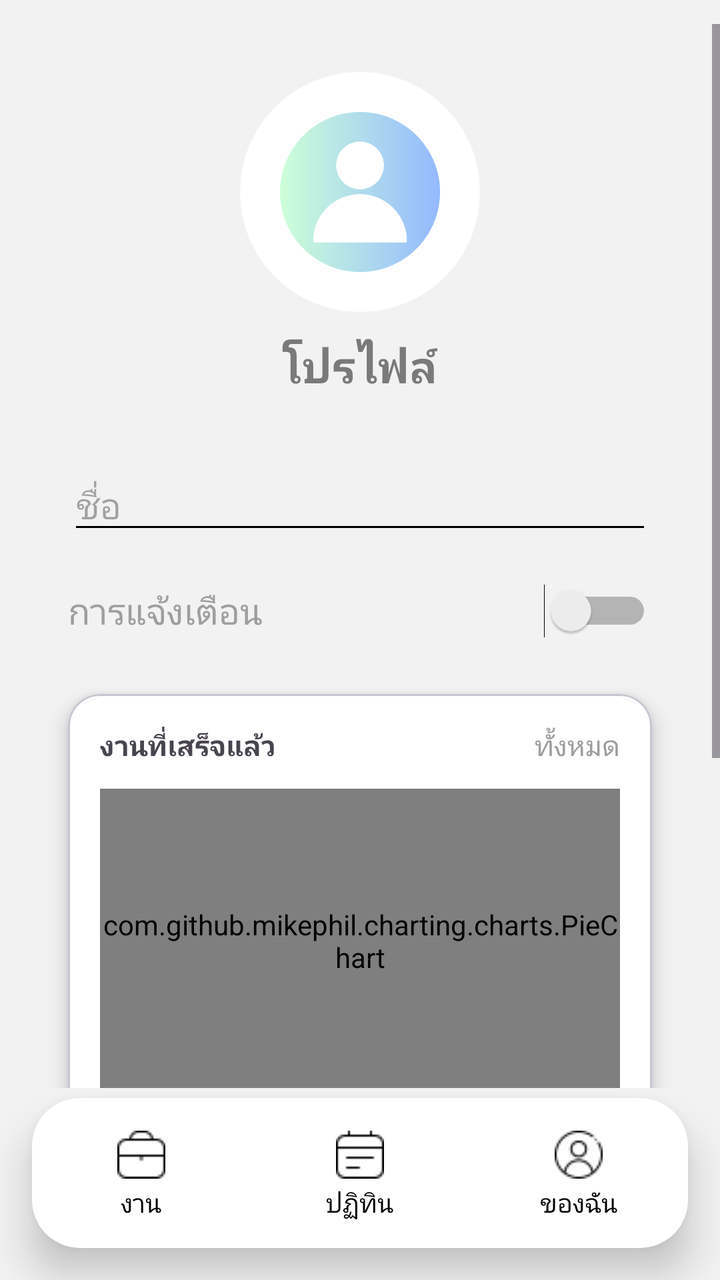
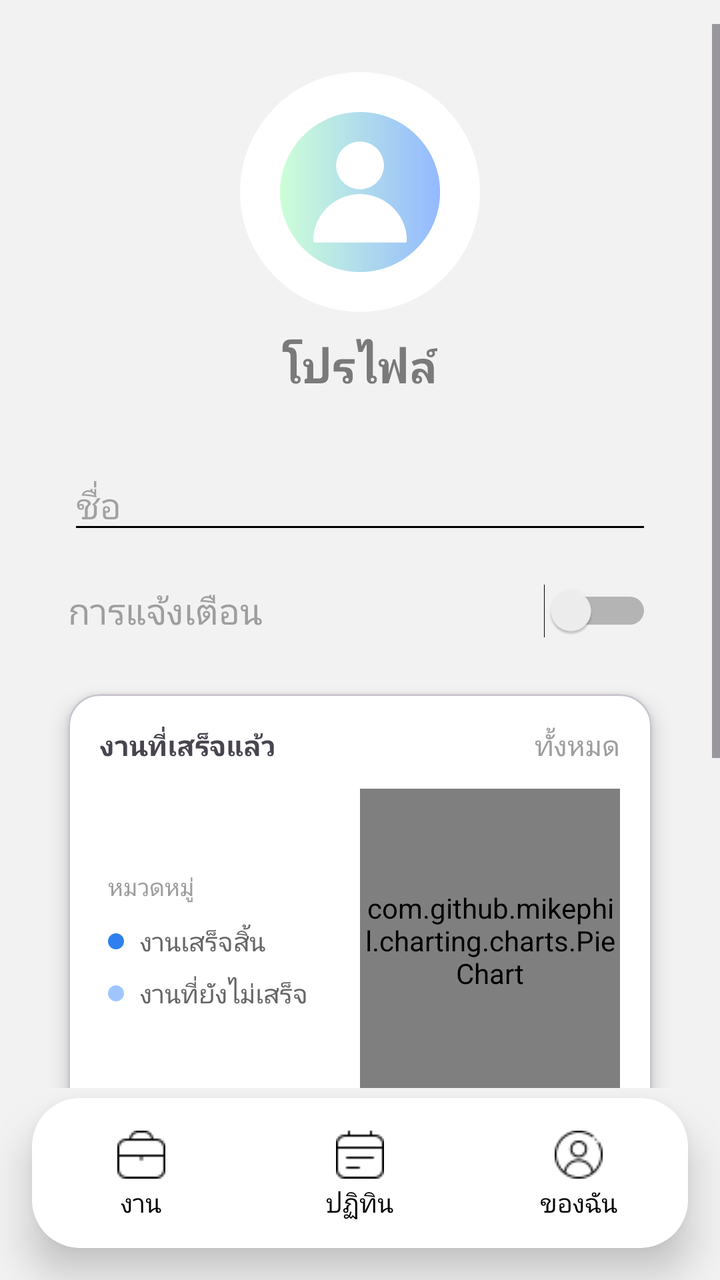

Compare the two renders of this Android layout. The source of the first and the diff that turns it into the second are given below.
<!-- AndroidManifest.xml: application theme Theme.Project -->
<!-- res/layout/activity_profile.xml -->
<?xml version="1.0" encoding="utf-8"?>
<androidx.constraintlayout.widget.ConstraintLayout
    xmlns:android="http://schemas.android.com/apk/res/android"
    xmlns:app="http://schemas.android.com/apk/res-auto"
    android:id="@+id/main"
    android:layout_width="match_parent"
    android:layout_height="match_parent"
    android:background="#F2F2F2">

    
    <ScrollView
        android:layout_width="0dp"
        android:layout_height="0dp"
        android:layout_marginTop="12dp"
        android:layout_marginBottom="96dp"
        app:layout_constraintBottom_toBottomOf="parent"
        app:layout_constraintEnd_toEndOf="parent"
        app:layout_constraintStart_toStartOf="parent"
        app:layout_constraintTop_toTopOf="parent">

        <LinearLayout
            android:layout_width="match_parent"
            android:layout_height="wrap_content"
            android:orientation="vertical"
            android:padding="24dp">

            
            <ImageView
                android:id="@+id/imgProfile"
                android:layout_width="120dp"
                android:layout_height="120dp"
                android:layout_gravity="center"
                android:background="@drawable/bg_circle"
                android:padding="20dp"
                android:src="@drawable/profile" />

            
            <TextView
                android:layout_width="wrap_content"
                android:layout_height="wrap_content"
                android:layout_gravity="center"
                android:layout_marginTop="12dp"
                android:text="โปรไฟล์"
                android:textColor="#7A7A7A"
                android:textSize="22sp"
                android:textStyle="bold" />

            
            <EditText
                android:id="@+id/etName"
                android:layout_width="match_parent"
                android:layout_height="wrap_content"
                android:layout_marginTop="32dp"
                android:backgroundTint="#000000"
                android:hint="ชื่อ"
                android:layout_marginStart="10dp"
                android:layout_marginEnd="10dp"/>

            
            <LinearLayout
                android:layout_width="match_parent"
                android:layout_height="wrap_content"
                android:layout_marginTop="20dp"
                android:gravity="center_vertical"
                android:orientation="horizontal"
                android:layout_marginStart="10dp"
                android:layout_marginEnd="10dp">

                <TextView
                    android:layout_width="0dp"
                    android:layout_height="wrap_content"
                    android:layout_weight="1"
                    android:text="การแจ้งเตือน"
                    android:textColor="#9E9E9E"
                    android:textSize="18sp" />

                <Switch
                    android:layout_width="wrap_content"
                    android:layout_height="wrap_content" />
            </LinearLayout>

            
            <com.google.android.material.card.MaterialCardView
                android:layout_width="match_parent"
                android:layout_height="wrap_content"
                android:layout_marginTop="28dp"
                app:cardCornerRadius="16dp"
                app:cardElevation="6dp"
                android:layout_marginStart="10dp"
                android:layout_marginEnd="10dp"
                app:cardBackgroundColor="@android:color/white">

                <LinearLayout
                    android:layout_width="match_parent"
                    android:layout_height="wrap_content"
                    android:orientation="vertical"
                    android:padding="16dp">

                    <LinearLayout
                        android:layout_width="match_parent"
                        android:layout_height="wrap_content"
                        android:orientation="horizontal">

                        <TextView
                            android:layout_width="0dp"
                            android:layout_height="wrap_content"
                            android:layout_weight="1"
                            android:text="งานที่เสร็จแล้ว"
                            android:textStyle="bold" />

                        <TextView
                            android:text="ทั้งหมด"
                            android:textColor="#9E9E9E"
                            android:layout_width="wrap_content"
                            android:layout_height="wrap_content"/>
                    </LinearLayout>

                    
                    <com.github.mikephil.charting.charts.PieChart
                        android:id="@+id/pieChart"
                        android:layout_width="match_parent"
                        android:layout_height="152dp"
                        android:layout_marginTop="12dp" />
                </LinearLayout>
            </com.google.android.material.card.MaterialCardView>

            
            <LinearLayout
                android:layout_width="match_parent"
                android:layout_height="wrap_content"
                android:layout_marginTop="16dp"
                android:orientation="horizontal"
                android:weightSum="2">

                <com.google.android.material.card.MaterialCardView
                    android:layout_width="0dp"
                    android:layout_height="110dp"
                    android:layout_weight="1"
                    app:cardCornerRadius="16dp"
                    app:cardElevation="6dp"
                    app:cardBackgroundColor="@android:color/white"
                    android:layout_marginStart="10dp"
                    android:layout_marginEnd="10dp"
                    android:layout_marginBottom="10dp">

                    <LinearLayout
                        android:layout_width="match_parent"
                        android:layout_height="match_parent"
                        android:gravity="center"
                        android:orientation="vertical">

                        <TextView
                            android:id="@+id/tvCompletedCount"
                            android:text="1"
                            android:textSize="28sp"
                            android:textStyle="bold"
                            android:layout_width="wrap_content"
                            android:layout_height="wrap_content"/>

                        <TextView
                            android:text="งานที่เสร็จสมบูรณ์"
                            android:textColor="#9E9E9E"
                            android:layout_width="wrap_content"
                            android:layout_height="wrap_content"/>
                    </LinearLayout>
                </com.google.android.material.card.MaterialCardView>

                <com.google.android.material.card.MaterialCardView
                    android:layout_width="0dp"
                    android:layout_height="110dp"
                    android:layout_weight="1"
                    app:cardCornerRadius="16dp"
                    app:cardElevation="6dp"
                    app:cardBackgroundColor="@android:color/white"
                    android:layout_marginStart="10dp"
                    android:layout_marginEnd="10dp"
                    android:layout_marginBottom="16dp">

                    <LinearLayout
                        android:layout_width="match_parent"
                        android:layout_height="match_parent"
                        android:gravity="center"
                        android:orientation="vertical">

                        <TextView
                            android:id="@+id/tvPendingCount"
                            android:text="0"
                            android:textSize="28sp"
                            android:textStyle="bold"
                            android:layout_width="wrap_content"
                            android:layout_height="wrap_content"/>

                        <TextView
                            android:text="งานที่ยังไม่เสร็จ"
                            android:textColor="#9E9E9E"
                            android:layout_width="wrap_content"
                            android:layout_height="wrap_content"/>
                    </LinearLayout>
                </com.google.android.material.card.MaterialCardView>
            </LinearLayout>

            
            <com.google.android.material.button.MaterialButton
                android:id="@+id/btnLogout"
                android:layout_width="match_parent"
                android:layout_height="50dp"
                android:layout_marginTop="5dp"
                android:backgroundTint="#E0E0E0"
                android:text="ออกจากระบบ"
                android:textColor="#333333"
                app:cornerRadius="12dp"
                android:elevation="8dp"
                android:layout_marginStart="10dp"
                android:layout_marginEnd="10dp"/>

        </LinearLayout>
    </ScrollView>

    
    <include
        android:id="@+id/bottomBar"
        layout="@layout/view_bottom_bar"
        android:layout_width="0dp"
        android:layout_height="wrap_content"
        app:layout_constraintBottom_toBottomOf="parent"
        app:layout_constraintStart_toStartOf="parent"
        app:layout_constraintEnd_toEndOf="parent"/>

</androidx.constraintlayout.widget.ConstraintLayout>
<!-- res/layout/view_bottom_bar.xml (included above) -->
<?xml version="1.0" encoding="utf-8"?>
<merge xmlns:android="http://schemas.android.com/apk/res/android"
    xmlns:app="http://schemas.android.com/apk/res-auto">

    <androidx.constraintlayout.widget.ConstraintLayout
        android:layout_width="match_parent"
        android:layout_height="match_parent">

        <LinearLayout
            android:layout_width="0dp"
            android:layout_height="75dp"
            android:layout_marginStart="16dp"
            android:layout_marginEnd="16dp"
            android:layout_marginBottom="16dp"
            android:orientation="vertical"
            android:background="@drawable/bg_bottom_menu"
            android:elevation="12dp"

            app:layout_constraintStart_toStartOf="parent"
            app:layout_constraintEnd_toEndOf="parent"
            app:layout_constraintBottom_toBottomOf="parent">

            
            <LinearLayout
                android:layout_width="match_parent"
                android:layout_height="match_parent"
                android:gravity="center"
                android:orientation="horizontal">

                
                <LinearLayout
                    android:id="@+id/menu_tasks"
                    android:layout_width="0dp"
                    android:layout_height="match_parent"
                    android:layout_weight="1"
                    android:background="?attr/selectableItemBackground"
                    android:clickable="true"
                    android:focusable="true"
                    android:gravity="center"
                    android:orientation="vertical">

                    <ImageView
                        android:layout_width="wrap_content"
                        android:layout_height="30dp"
                        android:src="@drawable/ic_agenda" />

                    <TextView
                        android:layout_width="wrap_content"
                        android:layout_height="wrap_content"
                        android:text="งาน"
                        android:textSize="13sp"
                        android:textColor="#000000"/>
                </LinearLayout>

                
                <LinearLayout
                    android:id="@+id/menu_calendar"
                    android:layout_width="0dp"
                    android:layout_height="match_parent"
                    android:layout_weight="1"
                    android:background="?attr/selectableItemBackground"
                    android:clickable="true"
                    android:focusable="true"
                    android:gravity="center"
                    android:orientation="vertical">

                    <ImageView
                        android:layout_width="wrap_content"
                        android:layout_height="30dp"
                        android:src="@drawable/ic_menu_my_calendar" />

                    <TextView
                        android:layout_width="wrap_content"
                        android:layout_height="wrap_content"
                        android:text="ปฏิทิน"
                        android:textSize="13sp"
                        android:textColor="#000000"/>
                </LinearLayout>

                
                <LinearLayout
                    android:id="@+id/menu_profile"
                    android:layout_width="0dp"
                    android:layout_height="match_parent"
                    android:layout_weight="1"
                    android:background="?attr/selectableItemBackground"
                    android:clickable="true"
                    android:focusable="true"
                    android:gravity="center"
                    android:orientation="vertical">

                    <ImageView
                        android:layout_width="wrap_content"
                        android:layout_height="30dp"
                        android:src="@drawable/ic_profile" />

                    <TextView
                        android:layout_width="wrap_content"
                        android:layout_height="wrap_content"
                        android:text="ของฉัน"
                        android:textColor="#000000"
                        android:textSize="13sp" />
                </LinearLayout>

            </LinearLayout>

        </LinearLayout>

    </androidx.constraintlayout.widget.ConstraintLayout>

</merge>
<!-- resources referenced by this layout -->
<resources>
  <!-- drawable bg_bottom_menu (drawable) -->
  <?xml version="1.0" encoding="utf-8"?>
  <shape xmlns:android="http://schemas.android.com/apk/res/android">
  
      <solid android:color="#FFFFFF"/>
  
      
      <corners android:radius="24dp"/>
  
  </shape>
  <!-- drawable bg_circle (drawable) -->
  <?xml version="1.0" encoding="utf-8"?>
  <shape xmlns:android="http://schemas.android.com/apk/res/android">
  
      <solid android:color="#FFFFFF"/>
  
      
      <corners android:radius="900dp"/>
  
  </shape>
  <!-- drawable ic_agenda: png bitmap (drawable, 386 bytes) -->
  <!-- drawable ic_menu_my_calendar: png bitmap (drawable, 342 bytes) -->
  <!-- drawable ic_profile: png bitmap (drawable, 679 bytes) -->
  <!-- drawable profile: png bitmap (drawable, 22882 bytes) -->
  <style name="Theme.Project" parent="Base.Theme.Project" />
  <style name="Base.Theme.Project" parent="Theme.Material3.DayNight.NoActionBar">
          
          
      </style>
</resources>

<!-- the commit's change to res/layout/activity_profile.xml (unified diff, before → after) -->
@@ -115,12 +115,79 @@
                             android:layout_height="wrap_content"/>
                     </LinearLayout>
 
-                    
-                    <com.github.mikephil.charting.charts.PieChart
-                        android:id="@+id/pieChart"
+                    <LinearLayout
                         android:layout_width="match_parent"
-                        android:layout_height="152dp"
-                        android:layout_marginTop="12dp" />
+                        android:layout_height="wrap_content"
+                        android:layout_marginTop="12dp"
+                        android:gravity="center_vertical"
+                        android:orientation="horizontal">
+
+                        <LinearLayout
+                            android:layout_width="0dp"
+                            android:layout_height="wrap_content"
+                            android:layout_weight="1"
+                            android:orientation="vertical"
+                            android:paddingStart="4dp"
+                            android:paddingEnd="8dp">
+
+                            <TextView
+                                android:layout_width="wrap_content"
+                                android:layout_height="wrap_content"
+                                android:text="หมวดหมู่"
+                                android:textColor="#9E9E9E"
+                                android:textSize="12sp" />
+
+                            <LinearLayout
+                                android:layout_width="wrap_content"
+                                android:layout_height="wrap_content"
+                                android:layout_marginTop="10dp"
+                                android:gravity="center_vertical"
+                                android:orientation="horizontal">
+
+                                <View
+                                    android:layout_width="8dp"
+                                    android:layout_height="8dp"
+                                    android:background="@drawable/bg_circle"
+                                    android:backgroundTint="#2F80ED" />
+
+                                <TextView
+                                    android:layout_width="wrap_content"
+                                    android:layout_height="wrap_content"
+                                    android:layout_marginStart="8dp"
+                                    android:text="งานเสร็จสิ้น"
+                                    android:textColor="#666666"
+                                    android:textSize="13sp" />
+                            </LinearLayout>
+
+                            <LinearLayout
+                                android:layout_width="wrap_content"
+                                android:layout_height="wrap_content"
+                                android:layout_marginTop="8dp"
+                                android:gravity="center_vertical"
+                                android:orientation="horizontal">
+
+                                <View
+                                    android:layout_width="8dp"
+                                    android:layout_height="8dp"
+                                    android:background="@drawable/bg_circle"
+                                    android:backgroundTint="#9FC5FF" />
+
+                                <TextView
+                                    android:layout_width="wrap_content"
+                                    android:layout_height="wrap_content"
+                                    android:layout_marginStart="8dp"
+                                    android:text="งานที่ยังไม่เสร็จ"
+                                    android:textColor="#666666"
+                                    android:textSize="13sp" />
+                            </LinearLayout>
+                        </LinearLayout>
+
+                        <com.github.mikephil.charting.charts.PieChart
+                            android:id="@+id/pieChart"
+                            android:layout_width="0dp"
+                            android:layout_height="152dp"
+                            android:layout_weight="1" />
+                    </LinearLayout>
                 </LinearLayout>
             </com.google.android.material.card.MaterialCardView>
 
